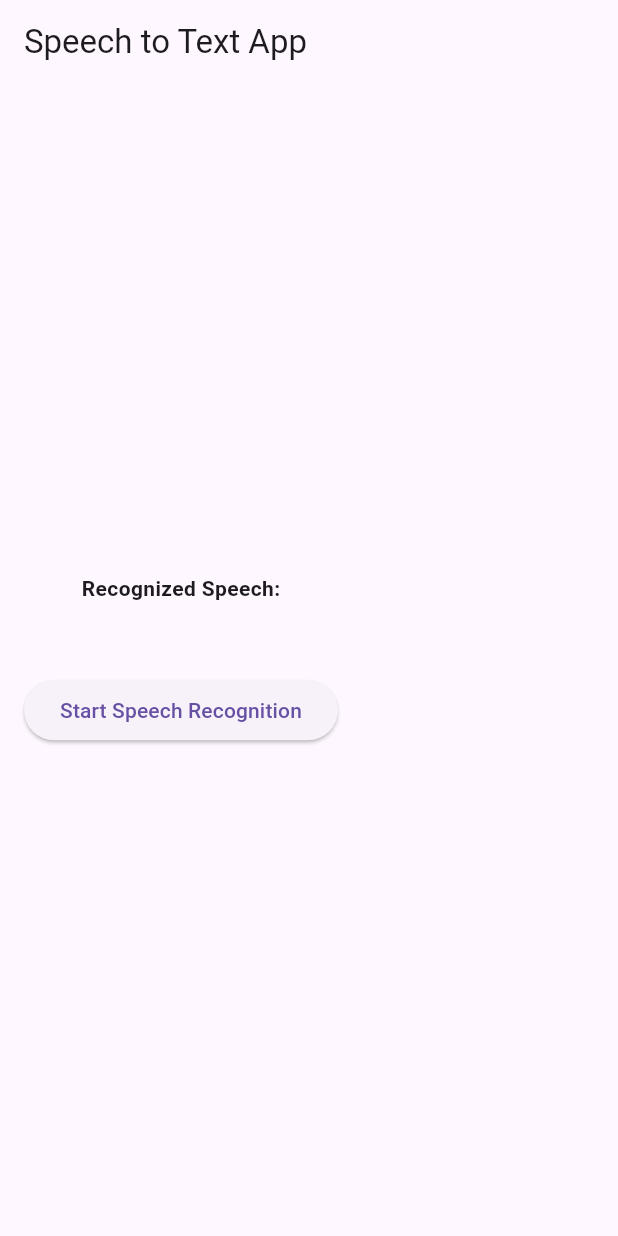
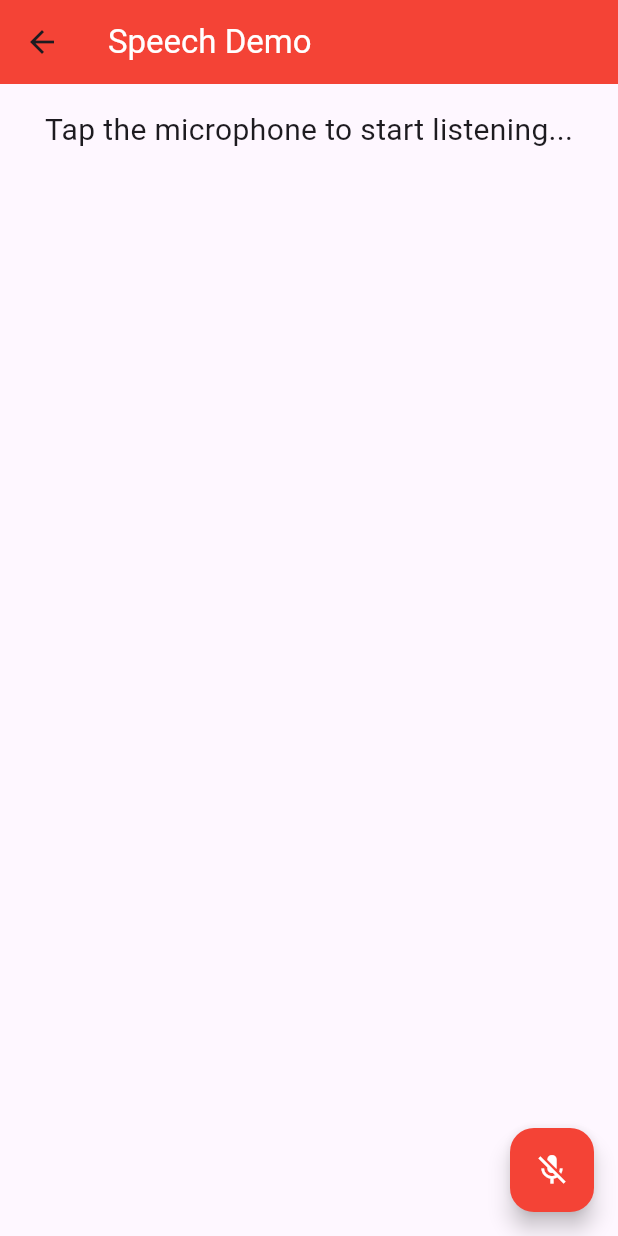
Before and after one commit to HarshBalwanix/Office_Helper, a Flutter app: the screen it shows after launch, after a tap on "Speech to Text", on a phone screen of 412 x 824 dp. Run offline on Flutter 3.47's test engine with Material 3 defaults, Android fonts, the phone set to English and light mode, and no system bars; our stand-ins replace image_cropper, image_picker, speech_to_text; missing offline and left inert: google_mlkit_text_recognition, translator.

Commit message:
Added speech to text'

```diff
--- a/lib/Screen/speecht.dart
+++ b/lib/Screen/speecht.dart
@@ -1,65 +1,112 @@
 import 'package:flutter/material.dart';
+import 'package:speech_to_text/speech_to_text.dart';
 
-void main() {
-  runApp(SpeechToTextApp());
+class HomePage extends StatefulWidget {
+  const HomePage({super.key});
+
+  @override
+  State<HomePage> createState() => _HomePageState();
 }
 
-class SpeechToTextApp extends StatelessWidget {
+class _HomePageState extends State<HomePage> {
+  final SpeechToText _speechToText = SpeechToText();
+
+  bool _speechEnabled = false;
+  String _wordsSpoken = "";
+  double _confidenceLevel = 0;
+
   @override
-  Widget build(BuildContext context) {
-    return MaterialApp(
-      title: 'Speech to Text App',
-      theme: ThemeData(
-        primarySwatch: Colors.blue,
-      ),
-      home: SpeechToTextHomePage(),
-    );
+  void initState() {
+    super.initState();
+    initSpeech();
   }
-}
 
-class SpeechToTextHomePage extends StatefulWidget {
-  @override
-  _SpeechToTextHomePageState createState() => _SpeechToTextHomePageState();
-}
+  void initSpeech() async {
+    _speechEnabled = await _speechToText.initialize();
+    setState(() {});
+  }
 
-class _SpeechToTextHomePageState extends State<SpeechToTextHomePage> {
-  String recognizedSpeech = '';
+  void _startListening() async {
+    await _speechToText.listen(onResult: _onSpeechResult);
+    setState(() {
+      _confidenceLevel = 0;
+    });
+  }
 
-  // Implement your speech-to-text logic here
+  void _stopListening() async {
+    await _speechToText.stop();
+    setState(() {});
+  }
+
+  void _onSpeechResult(result) {
+    setState(() {
+      _wordsSpoken = "${result.recognizedWords}";
+      _confidenceLevel = result.confidence;
+    });
+  }
 
   @override
   Widget build(BuildContext context) {
     return Scaffold(
       appBar: AppBar(
-        title: Text('Speech to Text App'),
+        backgroundColor: Colors.red,
+        title: Text(
+          'Speech Demo',
+          style: TextStyle(
+            color: Colors.white,
+          ),
+        ),
       ),
-      body: Padding(
-        padding: const EdgeInsets.all(16.0),
+      body: Center(
         child: Column(
-          mainAxisAlignment: MainAxisAlignment.center,
           children: [
-            Text(
-              'Recognized Speech:',
-              style: TextStyle(fontWeight: FontWeight.bold),
+            Container(
+              padding: EdgeInsets.all(16),
+              child: Text(
+                _speechToText.isListening
+                    ? "listening..."
+                    : _speechEnabled
+                        ? "Tap the microphone to start listening..."
+                        : "Speech not available",
+                style: TextStyle(fontSize: 20.0),
+              ),
             ),
-            SizedBox(height: 8),
-            Text(
-              recognizedSpeech,
-              style: TextStyle(fontSize: 16),
+            Expanded(
+              child: Container(
+                padding: EdgeInsets.all(16),
+                child: Text(
+                  _wordsSpoken,
+                  style: const TextStyle(
+                    fontSize: 25,
+                    fontWeight: FontWeight.w300,
+                  ),
+                ),
+              ),
             ),
-            SizedBox(height: 16),
-            ElevatedButton(
-              onPressed: () {
-                // Implement the logic to start speech recognition
-                // Set the recognized speech text in the state
-                setState(() {
-                  recognizedSpeech = 'This is a sample recognized speech.';
-                });
-              },
-              child: Text('Start Speech Recognition'),
-            ),
+            if (_speechToText.isNotListening && _confidenceLevel > 0)
+              Padding(
+                padding: const EdgeInsets.only(
+                  bottom: 100,
+                ),
+                child: Text(
+                  "Confidence: ${(_confidenceLevel * 100).toStringAsFixed(1)}%",
+                  style: TextStyle(
+                    fontSize: 30,
+                    fontWeight: FontWeight.w200,
+                  ),
+                ),
+              )
           ],
         ),
+      ),
+      floatingActionButton: FloatingActionButton(
+        onPressed: _speechToText.isListening ? _stopListening : _startListening,
+        tooltip: 'Listen',
+        child: Icon(
+          _speechToText.isNotListening ? Icons.mic_off : Icons.mic,
+          color: Colors.white,
+        ),
+        backgroundColor: Colors.red,
       ),
     );
   }
--- a/lib/main.dart
+++ b/lib/main.dart
@@ -30,8 +30,8 @@ class MyApp extends StatelessWidget {
       routes: {
         '/': (context) => const MyHomePage(title: 'Office Helper'),
         '/translator': (context) => const TranslatorApp(),
-        '/translator2': (context) => Translator2App(),
-        '/speecht': (context) => SpeechToTextApp(),
+        '/translator2': (context) => const Translator2App(),
+        '/speecht': (context) => const HomePage(),
       },
     );
   }
--- a/pubspec.yaml
+++ b/pubspec.yaml
@@ -39,6 +39,7 @@ dependencies:
   image_cropper: ^3.0.0
   translator: ^0.1.7
   flutter_tesseract_ocr: ^0.4.24
+  speech_to_text: ^6.3.0
 
 dev_dependencies:
   flutter_test:
```
Also changed, not shown: pubspec.lock, 3 other files.
